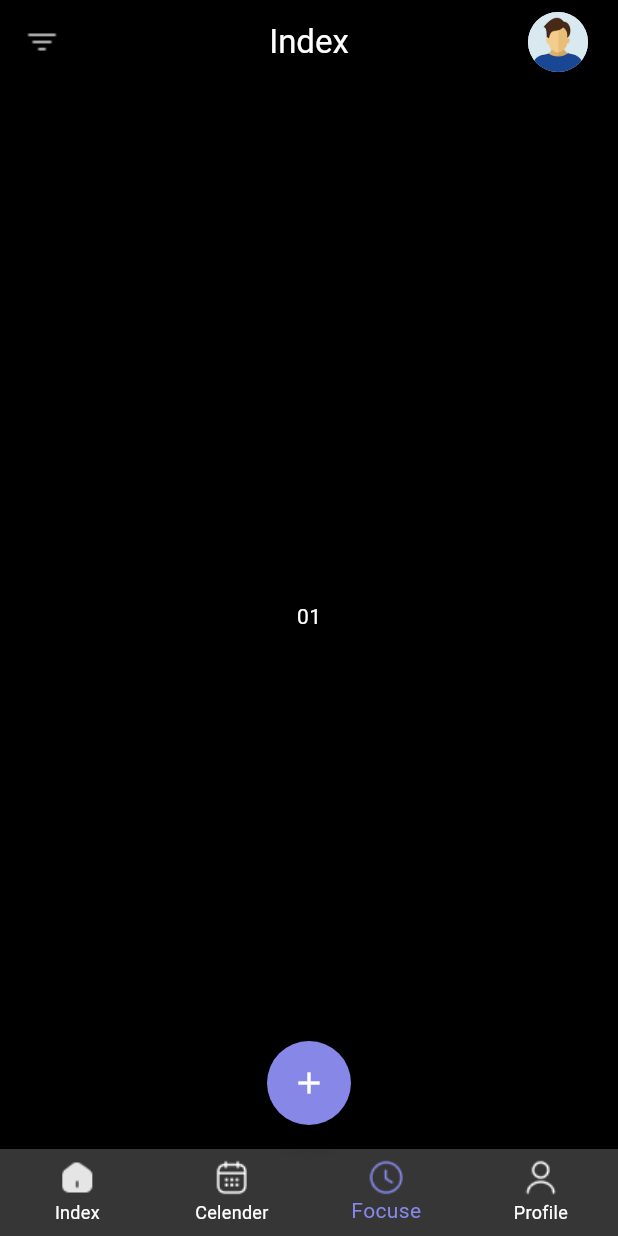
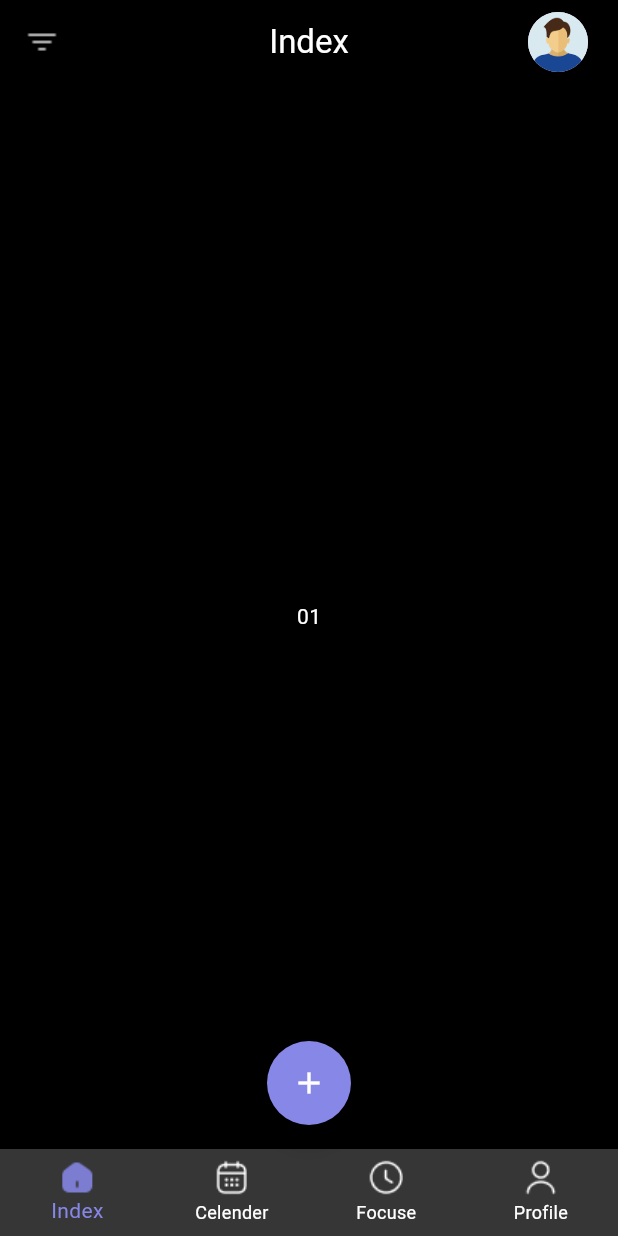
Before and after one commit to roychandu/to_do_list_provider, a Flutter app: the screen it shows after launch, on a phone screen of 412 x 824 dp. Run offline on Flutter 3.47's test engine with Material 3 defaults, Android fonts, the phone set to English and light mode, and no system bars; our stand-ins replace font_awesome_flutter, smooth_page_indicator.

Commit message:
add tab pages

```diff
--- a/lib/screens/Index_screens/home_screen.dart
+++ b/lib/screens/Index_screens/home_screen.dart
@@ -9,7 +9,14 @@ class HomeScreen extends StatefulWidget {
 }
 
 class _HomeScreenState extends State<HomeScreen> {
-  int selected = 2;
+  int selected = 0;
+
+  final List<Widget> _pages = [
+    Center(child: Text('Home', style: TextStyle(fontSize: 40))),
+    Center(child: Text('Calender', style: TextStyle(fontSize: 40))),
+    Center(child: Text('Focus', style: TextStyle(fontSize: 40))),
+    Center(child: Text('Profile', style: TextStyle(fontSize: 40))),
+  ];
 
   @override
   Widget build(BuildContext context) {
```
